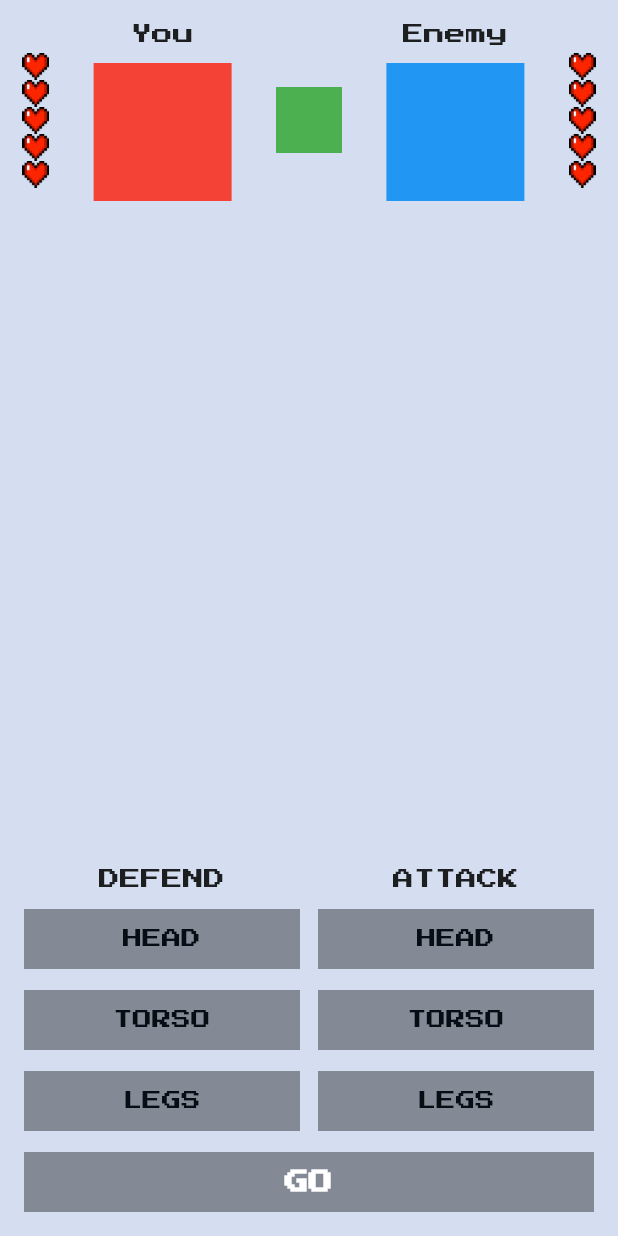
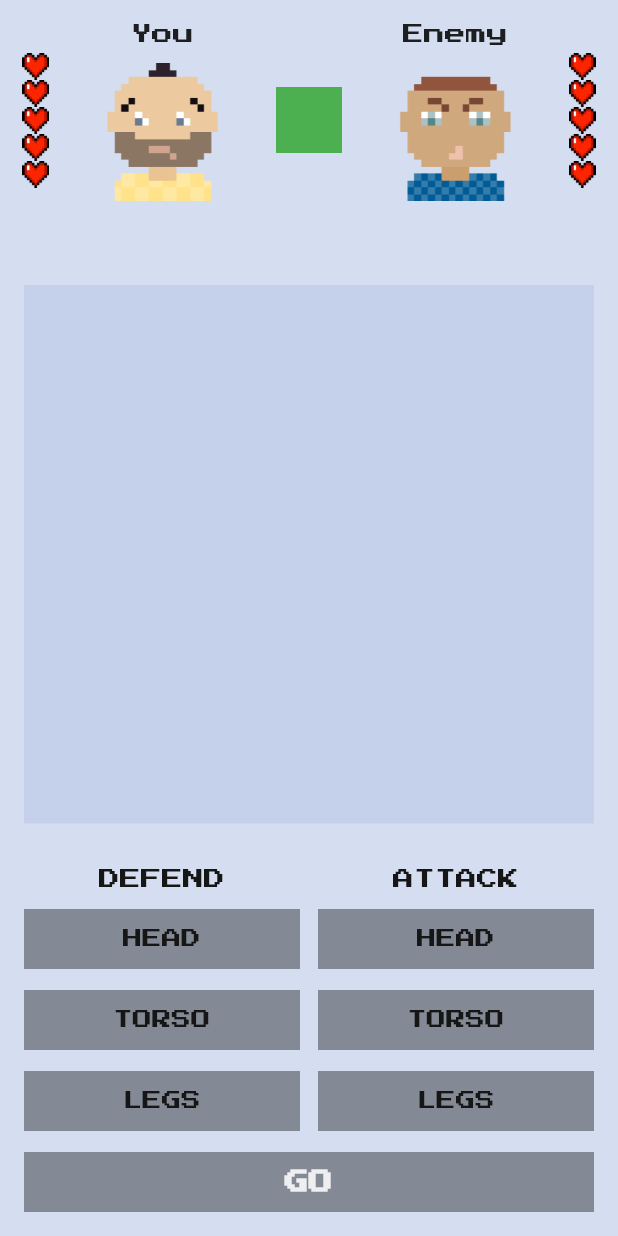
Before and after one commit to roman8361/flutter_fight_club, a Flutter app: the screen it shows after launch, on a phone screen of 412 x 824 dp. Run offline on Flutter 3.47's test engine with Material 2 defaults, Android fonts, the phone set to English and light mode, and no system bars; our stand-ins replace google_fonts.

Commit message:
home work 02

```diff
--- /dev/null
+++ b/lib/fight_club_colors.dart
@@ -0,0 +1,15 @@
+import 'dart:ui';
+
+import 'package:flutter/material.dart';
+
+class FightClubColors {
+  FightClubColors._();
+
+  static const background = Color.fromRGBO(213, 222, 240, 1);
+  static const greyButton = Colors.black38;
+  static const blueButton = Color(0xFF1C79CE);
+  static const blackButton = Colors.black87;
+  static const darkGreyText = Color(0xFF161616);
+  static const whiteText = Color(0xDDFFFFFF);
+  static const Color descriptionBackground = Color(0xFFC5D1EA);
+}
--- /dev/null
+++ b/lib/fight_club_images.dart
@@ -0,0 +1,6 @@
+class FightClubImages {
+  FightClubImages._();
+
+  static const youAvatar = "assets/images/you-avatar.png";
+  static const enemyAvatar = "assets/images/enemy-avatar.png";
+}
--- a/lib/main.dart
+++ b/lib/main.dart
@@ -2,6 +2,8 @@ import 'dart:math';
 
 import 'package:flutter/cupertino.dart';
 import 'package:flutter/material.dart';
+import 'package:flutter_fight_club/fight_club_colors.dart';
+import 'package:flutter_fight_club/fight_club_images.dart';
 import 'package:flutter_fight_club/flight_club_icons.dart';
 import 'package:google_fonts/google_fonts.dart';
 
@@ -35,6 +37,8 @@ class MyHomePageState extends State<MyHomePage> {
   int yourLives = maxLives;
   int enemyLives = maxLives;
 
+  String description = "";
+
   BodyPart? defendingBodyPart;
   BodyPart? attackingBodyPart;
 
@@ -44,7 +48,7 @@ class MyHomePageState extends State<MyHomePage> {
   @override
   Widget build(BuildContext context) {
     return Scaffold(
-      backgroundColor: Color.fromRGBO(213, 222, 240, 1),
+      backgroundColor: FightClubColors.background,
       body: SafeArea(
         child: Column(
           children: [
@@ -53,7 +57,28 @@ class MyHomePageState extends State<MyHomePage> {
               yourLivesCount: yourLives,
               enemyLivesCount: enemyLives,
             ),
-            Expanded(child: SizedBox()),
+            Expanded(
+              child: Padding(
+                padding:
+                    const EdgeInsets.symmetric(horizontal: 16, vertical: 30),
+                child: ColoredBox(
+                  color: FightClubColors.descriptionBackground,
+                  child: SizedBox(
+                    width: double.infinity,
+                    height: double.infinity,
+                    child: Center(
+                      child: Text(
+                        _getDescription(),
+                        textAlign: TextAlign.center,
+                        style: TextStyle(
+                          fontSize: 10,
+                        ),
+                      ),
+                    ),
+                  ),
+                ),
+              ),
+            ),
             ControlsWidget(
               defendingBodyPart: defendingBodyPart,
               selectDefendingBodyPart: _selectDefendingBodyPart,
@@ -73,17 +98,31 @@ class MyHomePageState extends State<MyHomePage> {
     );
   }
 
+  String _getDescription() {
+    if (yourLives == 0 && enemyLives == 0) {
+      return "Draw";
+    }
+    if (enemyLives == 0) {
+      return "You won";
+    }
+    if (yourLives == 0) {
+      return "You lost";
+    }
+    return description;
+  }
+
   Color _getGoButtonColor() {
     if (yourLives == 0 || enemyLives == 0) {
-      return const Color.fromRGBO(0, 0, 0, 0.87);
+      return FightClubColors.blackButton;
     } else if (attackingBodyPart == null || defendingBodyPart == null) {
-      return Colors.black38;
+      return FightClubColors.greyButton;
     } else {
-      return Color.fromRGBO(0, 0, 0, 0.87);
+      return FightClubColors.blackButton;
     }
   }
 
   void _onGoButtonClicked() {
+    description = "";
     if (yourLives == 0 || enemyLives == 0) {
       setState(() {
         yourLives = maxLives;
@@ -93,6 +132,21 @@ class MyHomePageState extends State<MyHomePage> {
       setState(() {
         final bool enemyLoseLife = attackingBodyPart != whatEnemyDefends;
         final bool youLoseLife = defendingBodyPart != whatEnemyAttacks;
+
+        if (!enemyLoseLife) {
+          description += "Your attack was blocked.\n";
+        } else {
+          description +=
+              "You hit enemy\'s ${attackingBodyPart!.name.toLowerCase()}.\n";
+        }
+
+        if (!youLoseLife) {
+          description += "Enemy\'s attack was blocked.";
+        } else {
+          description +=
+              "Enemy hit your ${whatEnemyAttacks.name.toLowerCase()}.";
+        }
+
         if (enemyLoseLife) {
           enemyLives -= 1;
         }
@@ -125,7 +179,6 @@ class MyHomePageState extends State<MyHomePage> {
       attackingBodyPart = value;
     });
   }
-
 }
 
 class GoButton extends StatelessWidget {
@@ -156,7 +209,7 @@ class GoButton extends StatelessWidget {
                 style: TextStyle(
                     fontWeight: FontWeight.w900,
                     fontSize: 16,
-                    color: Colors.white),
+                    color: FightClubColors.whiteText),
               ),
             ),
           ),
@@ -189,7 +242,10 @@ class ControlsWidget extends StatelessWidget {
         Expanded(
           child: Column(
             children: [
-              Text("Defend".toUpperCase()),
+              Text(
+                "Defend".toUpperCase(),
+                style: TextStyle(color: FightClubColors.darkGreyText),
+              ),
               SizedBox(height: 13),
               BodyPartButton(
                 bodyPart: BodyPart.head,
@@ -215,7 +271,10 @@ class ControlsWidget extends StatelessWidget {
         Expanded(
           child: Column(
             children: [
-              Text("Attack".toUpperCase()),
+              Text(
+                "Attack".toUpperCase(),
+                style: TextStyle(color: FightClubColors.darkGreyText),
+              ),
               SizedBox(height: 13),
               BodyPartButton(
                 bodyPart: BodyPart.head,
@@ -270,9 +329,10 @@ class FightersInfo extends StatelessWidget {
               const SizedBox(height: 16),
               Text("You"),
               const SizedBox(height: 12),
-              ColoredBox(
-                color: Colors.red,
-                child: SizedBox(height: 92, width: 92),
+              Image.asset(
+                FightClubImages.youAvatar,
+                width: 92,
+                height: 92,
               )
             ],
           ),
@@ -285,9 +345,10 @@ class FightersInfo extends StatelessWidget {
               const SizedBox(height: 16),
               Text("Enemy"),
               const SizedBox(height: 12),
-              ColoredBox(
-                color: Colors.blue,
-                child: SizedBox(height: 92, width: 92),
+              Image.asset(
+                FightClubImages.enemyAvatar,
+                width: 92,
+                height: 92,
               )
             ],
           ),
@@ -319,14 +380,12 @@ class LivesWidget extends StatelessWidget {
       mainAxisSize: MainAxisSize.min,
       children: List.generate(overallLivesCount, (index) {
         if (index < currentLivesCount) {
-          // return Text("1");
           return Image.asset(
             FightClubIcons.headFull,
             width: 18,
             height: 18,
           );
         } else {
-          // return Text("0");
           return Image.asset(
             FightClubIcons.headEmpty,
             width: 18,
@@ -378,15 +437,17 @@ class BodyPartButton extends StatelessWidget {
       child: SizedBox(
         height: 40,
         child: ColoredBox(
-          color:
-              selected ? const Color.fromRGBO(28, 121, 206, 1) : Colors.black38,
+          color: selected
+              ? FightClubColors.blueButton
+              : FightClubColors.greyButton,
           child: Center(
             child: Text(
               bodyPart.name.toUpperCase(),
               style: TextStyle(
                   fontSize: 13,
-                  color:
-                      selected ? Colors.white : Color.fromRGBO(6, 13, 20, 1)),
+                  color: selected
+                      ? FightClubColors.whiteText
+                      : FightClubColors.darkGreyText),
             ),
           ),
         ),
--- a/pubspec.yaml
+++ b/pubspec.yaml
@@ -21,3 +21,4 @@ flutter:
   assets:
     - google_fonts/
     - assets/icons/
+    - assets/images/
```
Also changed, not shown: assets/images/enemy-avatar.png (renamed from assets/icons/enemy-avatar.png), assets/images/you-avatar.png (renamed from assets/icons/you-avatar.png), 1 other file.
